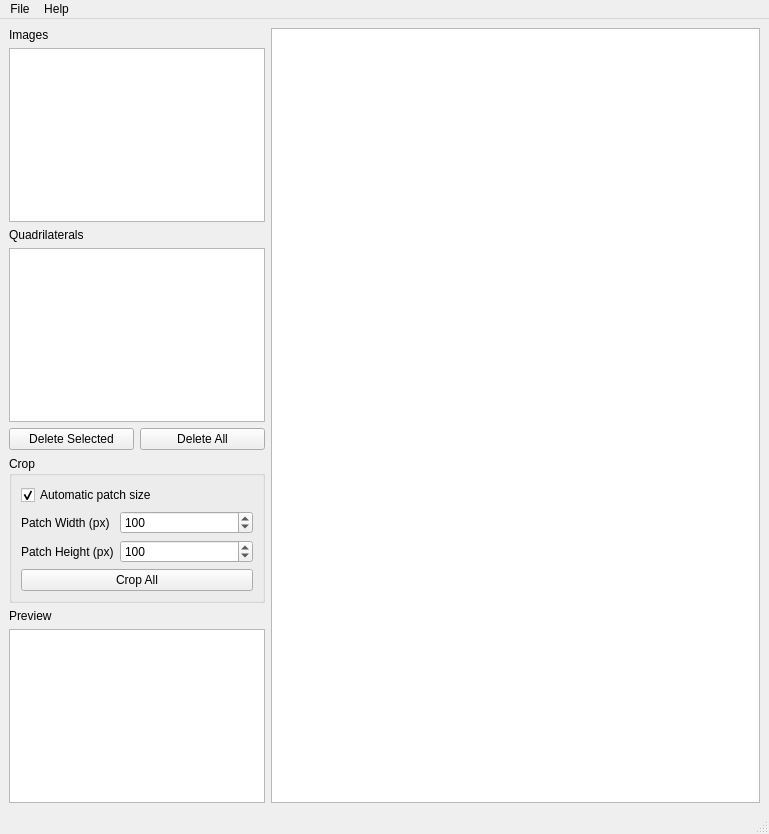
Above: src/mainwindow.ui from LukasBommes/Quad-Cropper before the change. Below: the same form after it.
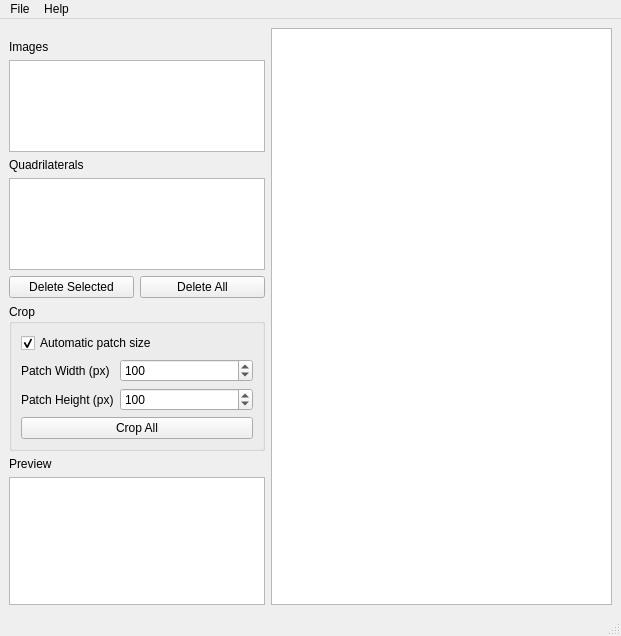
That is the form after the change. Custom widgets are drawn as their Qt base class.

Commit message: managed to get preview view scaled correctly

What changed in the file:
```diff
--- a/src/mainwindow.ui
+++ b/src/mainwindow.ui
@@ -6,8 +6,8 @@
    <rect>
     <x>0</x>
     <y>0</y>
-    <width>769</width>
-    <height>834</height>
+    <width>621</width>
+    <height>636</height>
    </rect>
   </property>
   <property name="windowTitle">
@@ -15,7 +15,7 @@
   </property>
   <widget class="QWidget" name="centralwidget">
    <layout class="QGridLayout" name="gridLayout">
-    <item row="0" column="0">
+    <item row="2" column="0">
      <layout class="QVBoxLayout" name="verticalLayout">
       <property name="spacing">
        <number>6</number>
@@ -35,6 +35,18 @@
           <verstretch>0</verstretch>
          </sizepolicy>
         </property>
+        <property name="minimumSize">
+         <size>
+          <width>256</width>
+          <height>0</height>
+         </size>
+        </property>
+        <property name="maximumSize">
+         <size>
+          <width>256</width>
+          <height>16777215</height>
+         </size>
+        </property>
        </widget>
       </item>
       <item>
@@ -52,6 +64,18 @@
           <verstretch>0</verstretch>
          </sizepolicy>
         </property>
+        <property name="minimumSize">
+         <size>
+          <width>256</width>
+          <height>0</height>
+         </size>
+        </property>
+        <property name="maximumSize">
+         <size>
+          <width>256</width>
+          <height>16777215</height>
+         </size>
+        </property>
        </widget>
       </item>
       <item>
@@ -92,6 +116,18 @@
           <verstretch>0</verstretch>
          </sizepolicy>
         </property>
+        <property name="minimumSize">
+         <size>
+          <width>256</width>
+          <height>0</height>
+         </size>
+        </property>
+        <property name="maximumSize">
+         <size>
+          <width>256</width>
+          <height>16777215</height>
+         </size>
+        </property>
         <property name="title">
          <string>Crop</string>
         </property>
@@ -169,26 +205,50 @@
         </layout>
        </widget>
       </item>
-      <item>
-       <widget class="QLabel" name="previewLabel">
-        <property name="text">
-         <string>Preview</string>
-        </property>
-       </widget>
-      </item>
-      <item>
-       <widget class="QGraphicsView" name="previewGraphicsView">
-        <property name="sizePolicy">
-         <sizepolicy hsizetype="Fixed" vsizetype="Expanding">
-          <horstretch>0</horstretch>
-          <verstretch>0</verstretch>
-         </sizepolicy>
-        </property>
-       </widget>
-      </item>
      </layout>
     </item>
-    <item row="0" column="1">
+    <item row="4" column="0">
+     <widget class="PreviewViewer" name="previewGraphicsView">
+      <property name="sizePolicy">
+       <sizepolicy hsizetype="Fixed" vsizetype="Expanding">
+        <horstretch>0</horstretch>
+        <verstretch>0</verstretch>
+       </sizepolicy>
+      </property>
+      <property name="minimumSize">
+       <size>
+        <width>256</width>
+        <height>128</height>
+       </size>
+      </property>
+      <property name="maximumSize">
+       <size>
+        <width>256</width>
+        <height>16777215</height>
+       </size>
+      </property>
+     </widget>
+    </item>
+    <item row="3" column="0">
+     <widget class="QLabel" name="previewLabel">
+      <property name="minimumSize">
+       <size>
+        <width>256</width>
+        <height>0</height>
+       </size>
+      </property>
+      <property name="maximumSize">
+       <size>
+        <width>256</width>
+        <height>16777215</height>
+       </size>
+      </property>
+      <property name="text">
+       <string>Preview</string>
+      </property>
+     </widget>
+    </item>
+    <item row="0" column="1" rowspan="5">
      <widget class="ImageViewer" name="graphicsView"/>
     </item>
    </layout>
@@ -198,7 +258,7 @@
     <rect>
      <x>0</x>
      <y>0</y>
-     <width>769</width>
+     <width>621</width>
      <height>22</height>
     </rect>
    </property>
@@ -251,6 +311,11 @@
    <extends>QGraphicsView</extends>
    <header>src/viewer.h</header>
   </customwidget>
+  <customwidget>
+   <class>PreviewViewer</class>
+   <extends>QGraphicsView</extends>
+   <header>src/viewer.h</header>
+  </customwidget>
  </customwidgets>
  <resources/>
  <connections/>
```
The commit also changes 3 other files.
